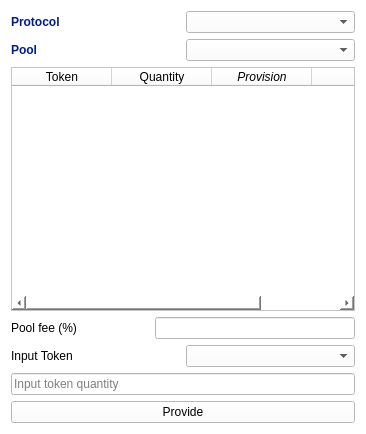
Old version of the form ExistingPoolProvisionDialog.ui in the repository LiquidityProtocol/AMM-Simulator.
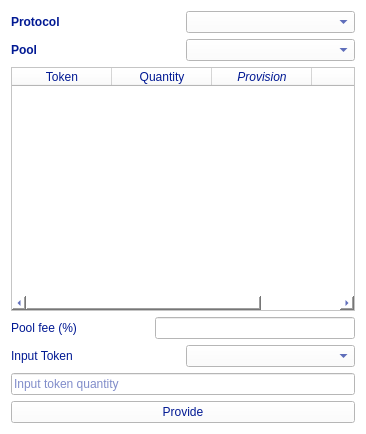
New version of the form.

What changed in the file:
```diff
--- a/ExistingPoolProvisionDialog.ui
+++ b/ExistingPoolProvisionDialog.ui
@@ -14,7 +14,8 @@
    <string>Form</string>
   </property>
   <property name="styleSheet">
-   <string notr="true">background-color: rgb(255, 255, 255);</string>
+   <string notr="true">background-color: rgb(255, 255, 255);
+color: rgb(1, 25, 147); </string>
   </property>
   <layout class="QVBoxLayout" name="verticalLayout">
    <item>
```
